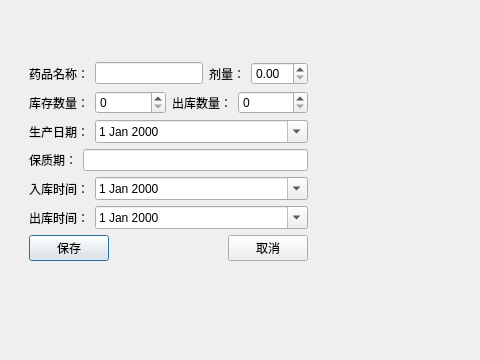
Before: the Qt Designer form drugeditview.ui in DgutGWK/QtCourse, drawn with Qt 5; both pictures show x 144 to 624 and y 148 to 508 of the 624 by 508 pixel window.
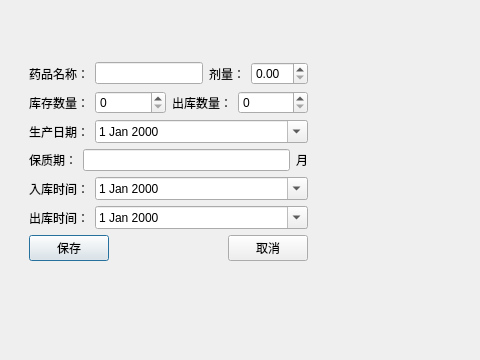
After: the same form once the commit is applied.

```diff
--- a/drugeditview.ui
+++ b/drugeditview.ui
@@ -175,6 +175,13 @@
        <item>
         <widget class="QLineEdit" name="ExpirationDate"/>
        </item>
+       <item>
+        <widget class="QLabel" name="label_6">
+         <property name="text">
+          <string>月</string>
+         </property>
+        </widget>
+       </item>
       </layout>
      </item>
      <item>
```
Left out of the diff: 30 changed lines with no effect on the pictures.
